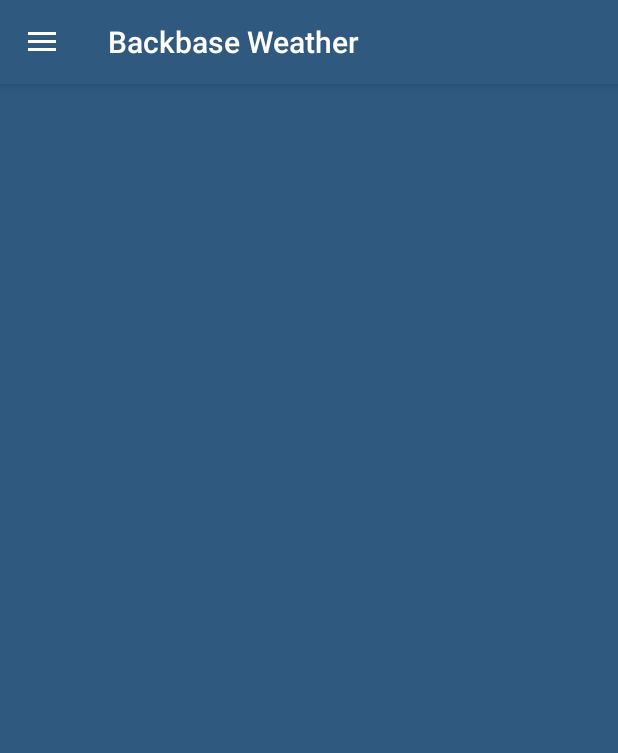
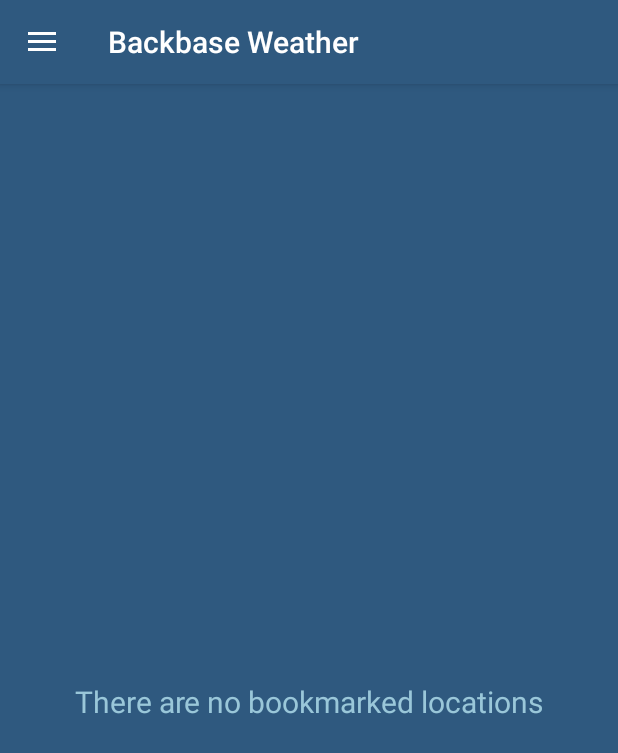
Before and after one commit to hemantgit/backbaseweatherapp, an Android app: the screen it shows after launch (MainActivity), on a phone screen of 412 x 824 dp. Shown: the top 753 px of the screen. Run offline under Robolectric (Android 15) with nearby library versions, the phone set to English and light mode, and no system bars; libraries missing offline, so code that uses them is left out: com.crashlytics.android, io.fabric.sdk; 1 statement that could not run was skipped.

Commit message:
no bookmarked locations message added to list

```diff
--- a/app/src/main/java/bartburg/nl/backbaseweather/view/bookmarks/BookmarksListFragment.java
+++ b/app/src/main/java/bartburg/nl/backbaseweather/view/bookmarks/BookmarksListFragment.java
@@ -10,7 +10,10 @@ import android.view.LayoutInflater;
 import android.view.View;
 import android.view.ViewGroup;
 
+import java.util.ArrayList;
+
 import bartburg.nl.backbaseweather.R;
+import bartburg.nl.backbaseweather.model.City;
 import bartburg.nl.backbaseweather.provision.local.controller.city.CityDbHandler;
 
 /**
@@ -53,18 +56,21 @@ public class BookmarksListFragment extends Fragment {
     @Override
     public View onCreateView(LayoutInflater inflater, ViewGroup container,
                              Bundle savedInstanceState) {
-        View view = inflater.inflate(R.layout.fragment_bookmark_list, container, false);
-        if (view instanceof RecyclerView) {
-            Context context = view.getContext();
-            RecyclerView recyclerView = (RecyclerView) view;
+        View parent = inflater.inflate(R.layout.fragment_bookmark_list, container, false);
+        View listView = parent.findViewById(R.id.bookmarked_cities_list);
+        if (listView instanceof RecyclerView) {
+            Context context = listView.getContext();
+            RecyclerView recyclerView = (RecyclerView) listView;
             if (mColumnCount <= 1) {
                 recyclerView.setLayoutManager(new LinearLayoutManager(context));
             } else {
                 recyclerView.setLayoutManager(new GridLayoutManager(context, mColumnCount));
             }
-            recyclerView.setAdapter(new BookmarkRecyclerViewAdapter(new CityDbHandler(context).getAllCities(), mListener));
+            ArrayList<City> allCities = new CityDbHandler(context).getAllCities();
+            recyclerView.setAdapter(new BookmarkRecyclerViewAdapter(allCities, mListener));
+            parent.findViewById(R.id.no_bookmarked_locations_textview).setVisibility(allCities.isEmpty() ? View.VISIBLE : View.GONE);
         }
-        return view;
+        return parent;
     }
 
 
--- a/app/src/main/res/layout/fragment_bookmark_list.xml
+++ b/app/src/main/res/layout/fragment_bookmark_list.xml
@@ -1,8 +1,13 @@
 <?xml version="1.0" encoding="utf-8"?>
-<android.support.v7.widget.RecyclerView xmlns:android="http://schemas.android.com/apk/res/android"
+<RelativeLayout xmlns:android="http://schemas.android.com/apk/res/android"
     xmlns:app="http://schemas.android.com/apk/res-auto"
     xmlns:tools="http://schemas.android.com/tools"
-    android:id="@+id/list"
+    android:layout_width="match_parent"
+    android:layout_height="match_parent"
+    tools:context="bartburg.nl.backbaseweather.view.bookmarks.BookmarksListFragment">
+
+    <android.support.v7.widget.RecyclerView
+        android:id="@+id/bookmarked_cities_list"
         android:name="bartburg.nl.backbaseweather.view.bookmarks.BookmarksListFragment"
         android:layout_width="match_parent"
         android:layout_height="match_parent"
@@ -10,5 +15,17 @@
         android:layout_marginRight="16dp"
         android:paddingBottom="20dp"
         app:layoutManager="LinearLayoutManager"
-    tools:context="bartburg.nl.backbaseweather.view.bookmarks.BookmarksListFragment"
         tools:listitem="@layout/fragment_bookmark" />
+
+    <TextView
+        android:id="@+id/no_bookmarked_locations_textview"
+        android:layout_width="match_parent"
+        android:layout_height="match_parent"
+        android:gravity="center"
+        android:padding="20dp"
+        android:text="@string/no_bookmarked_locations"
+        android:textColor="@color/blue1"
+        android:textSize="20sp"
+        android:visibility="gone" />
+
+</RelativeLayout>
--- a/app/src/main/res/values/strings.xml
+++ b/app/src/main/res/values/strings.xml
@@ -18,4 +18,5 @@
     <string name="message_server_error">Something went wrong, couldn\'t retrieve data from server.</string>
     <string name="title_server_error">Oops!</string>
     <string name="default_confirm">OK</string>
+    <string name="no_bookmarked_locations">There are no bookmarked locations</string>
 </resources>
```
Lines whose indentation alone changed are shown as unchanged.
